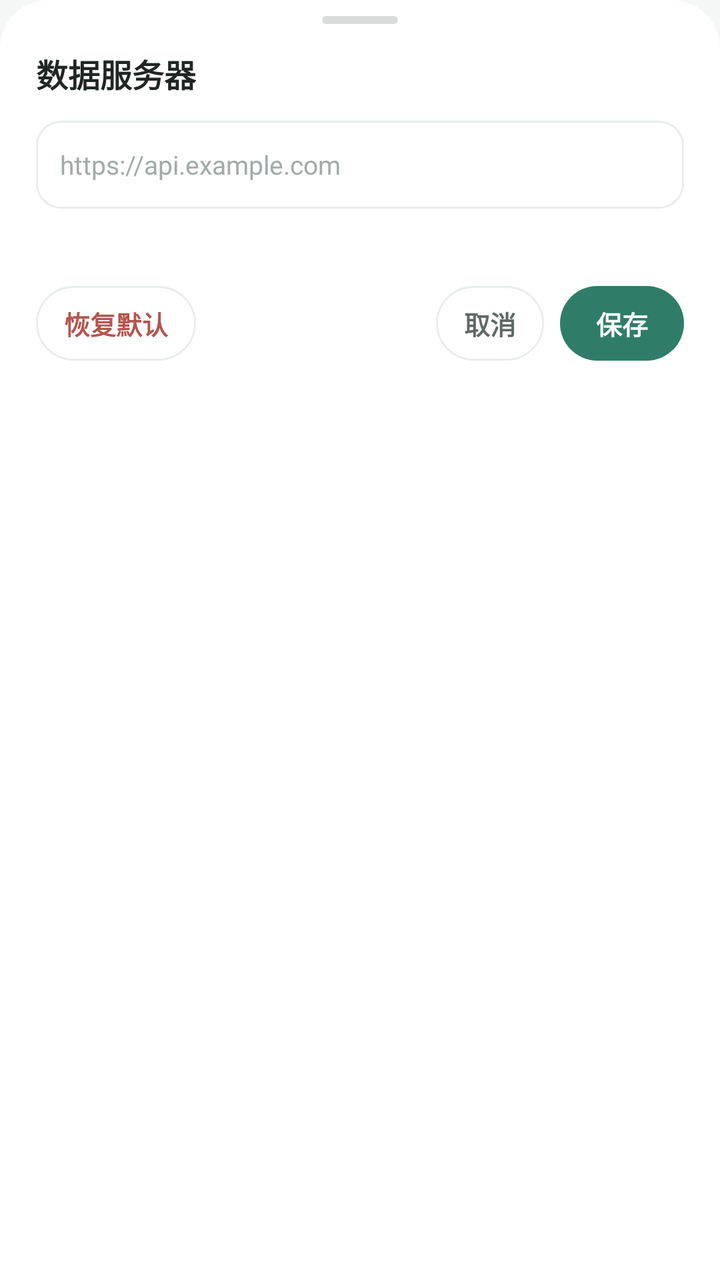
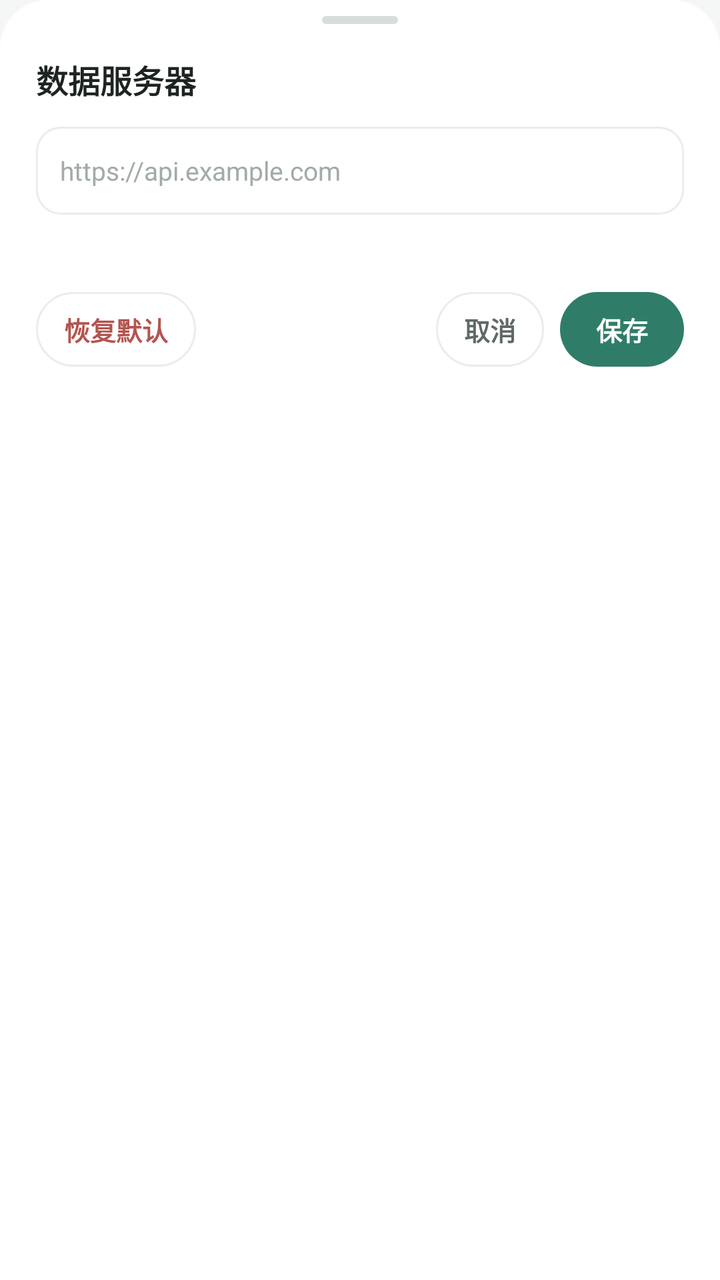

Compare the two renders of this Android layout. The source of the first and the diff that turns it into the second are given below.
<!-- AndroidManifest.xml: application theme Theme.Zhusijiao -->
<!-- res/layout/dialog_server.xml -->
<?xml version="1.0" encoding="utf-8"?>

<LinearLayout xmlns:android="http://schemas.android.com/apk/res/android"
    android:layout_width="match_parent"
    android:layout_height="wrap_content"
    android:background="@drawable/bg_sheet"
    android:orientation="vertical"
    android:paddingStart="18dp"
    android:paddingTop="8dp"
    android:paddingEnd="18dp"
    android:paddingBottom="16dp">

    <View
        android:layout_width="38dp"
        android:layout_height="4dp"
        android:layout_gravity="center_horizontal"
        android:layout_marginBottom="13dp"
        android:background="@drawable/bg_sheet_handle" />

    <TextView
        android:layout_width="wrap_content"
        android:layout_height="wrap_content"
        android:text="@string/server_dialog_title"
        android:textColor="@color/heading_ink"
        android:textSize="@dimen/text_subtitle"
        android:textStyle="bold" />

    <EditText
        android:id="@+id/serverInput"
        android:layout_width="match_parent"
        android:layout_height="wrap_content"
        android:layout_marginTop="12dp"
        android:background="@drawable/bg_field"
        android:hint="@string/server_input_hint"
        android:importantForAutofill="no"
        android:inputType="textUri"
        android:minHeight="44dp"
        android:paddingStart="12dp"
        android:paddingTop="10dp"
        android:paddingEnd="12dp"
        android:paddingBottom="10dp"
        android:singleLine="true"
        android:textColor="@color/body_ink"
        android:textColorHint="@color/sub_a2"
        android:textSize="@dimen/text_small" />

    <TextView
        android:id="@+id/serverError"
        android:layout_width="match_parent"
        android:layout_height="wrap_content"
        android:layout_marginTop="6dp"
        android:textColor="@color/danger"
        android:textSize="@dimen/text_caption"
        android:visibility="gone" />

    <TextView
        android:id="@+id/serverDefault"
        android:layout_width="match_parent"
        android:layout_height="wrap_content"
        android:layout_marginTop="10dp"
        android:textColor="@color/sub_9b"
        android:textSize="@dimen/text_caption" />

    <LinearLayout
        android:layout_width="match_parent"
        android:layout_height="wrap_content"
        android:layout_marginTop="14dp"
        android:gravity="center_vertical"
        android:orientation="horizontal">

        <TextView
            android:id="@+id/serverReset"
            android:layout_width="wrap_content"
            android:layout_height="wrap_content"
            android:background="@drawable/bg_ghost_button"
            android:paddingStart="14dp"
            android:paddingTop="9dp"
            android:paddingEnd="14dp"
            android:paddingBottom="9dp"
            android:text="@string/server_reset"
            android:textColor="@color/danger_action"
            android:textSize="@dimen/text_small"
            android:textStyle="bold" />

        <Space
            android:layout_width="0dp"
            android:layout_height="1dp"
            android:layout_weight="1" />

        <TextView
            android:id="@+id/serverCancel"
            android:layout_width="wrap_content"
            android:layout_height="wrap_content"
            android:layout_marginEnd="8dp"
            android:background="@drawable/bg_ghost_button"
            android:paddingStart="14dp"
            android:paddingTop="9dp"
            android:paddingEnd="14dp"
            android:paddingBottom="9dp"
            android:text="@string/common_cancel"
            android:textColor="@color/field_label"
            android:textSize="@dimen/text_small"
            android:textStyle="bold" />

        <TextView
            android:id="@+id/serverSave"
            android:layout_width="wrap_content"
            android:layout_height="wrap_content"
            android:background="@drawable/bg_primary_button"
            android:paddingStart="18dp"
            android:paddingTop="9dp"
            android:paddingEnd="18dp"
            android:paddingBottom="9dp"
            android:text="@string/server_save"
            android:textColor="@color/surface"
            android:textSize="@dimen/text_small"
            android:textStyle="bold" />
    </LinearLayout>
</LinearLayout>
<!-- resources referenced by this layout -->
<resources>
  <color name="body_ink">#333a37</color>
  <color name="danger">#b44c48</color>
  <color name="danger_action">#b4544f</color>
  <color name="field_label">@color/text_secondary</color>
  <color name="heading_ink">#202623</color>
  <color name="sub_9b">@color/text_tertiary</color>
  <color name="sub_a2">@color/text_disabled</color>
  <color name="surface">#ffffff</color>
  <dimen name="text_caption">11sp</dimen>
  <dimen name="text_small">13sp</dimen>
  <dimen name="text_subtitle">16sp</dimen>
  <!-- drawable bg_sheet (drawable) -->
  <?xml version="1.0" encoding="utf-8"?>
  
  <shape xmlns:android="http://schemas.android.com/apk/res/android" android:shape="rectangle">
      <solid android:color="@color/surface" />
      <corners android:topLeftRadius="@dimen/radius_xl" android:topRightRadius="@dimen/radius_xl" />
  </shape>
  <!-- drawable bg_sheet_handle (drawable) -->
  <?xml version="1.0" encoding="utf-8"?>
  
  <shape xmlns:android="http://schemas.android.com/apk/res/android" android:shape="rectangle">
      <solid android:color="@color/sheet_handle" />
      <corners android:radius="4dp" />
  </shape>
  <string name="common_cancel">取消</string>
  <string name="server_dialog_title">数据服务器</string>
  <string name="server_input_hint">https://api.example.com</string>
  <string name="server_reset">恢复默认</string>
  <string name="server_save">保存</string>
  <style name="Theme.Zhusijiao" parent="Theme.AppCompat.Light.NoActionBar">
          <item name="colorPrimary">@color/accent</item>
          <item name="colorPrimaryDark">@color/accent</item>
          <item name="colorAccent">@color/accent</item>
          <item name="colorControlActivated">@color/accent</item>
          <item name="android:textColorPrimary">@color/ink</item>
          <item name="android:textColorSecondary">@color/muted</item>
          <item name="android:windowBackground">@color/background</item>
          <item name="android:statusBarColor">@color/background</item>
          <item name="android:navigationBarColor">@color/surface</item>
          <item name="android:windowLightStatusBar" tools:targetApi="m">true</item>
          <item name="android:windowLightNavigationBar" tools:targetApi="o_mr1">true</item>
          <item name="android:alertDialogTheme">@style/Theme.Zhusijiao.Dialog</item>
          <item name="alertDialogTheme">@style/Theme.Zhusijiao.Dialog</item>
      </style>
  <color name="text_secondary">#5f6965</color>
  <color name="text_tertiary">#8a9490</color>
  <color name="text_disabled">#a2aba7</color>
  <color name="line">#e9edeb</color>
  <dimen name="radius_md">12dp</dimen>
  <color name="hover_bg">#f2f5f4</color>
  <dimen name="button_radius">@dimen/radius_pill</dimen>
  <color name="accent_strong">#287760</color>
  <color name="accent">#2f7d68</color>
  <dimen name="radius_xl">24dp</dimen>
  <color name="sheet_handle">#d8dddb</color>
  <color name="ink">#202725</color>
  <color name="muted">#7d8783</color>
  <color name="background">#f5f7f6</color>
  <style name="Theme.Zhusijiao.Dialog" parent="Theme.AppCompat.Light.Dialog.Alert">
          <item name="colorAccent">@color/accent</item>
          <item name="android:textColorPrimary">@color/ink</item>
          <item name="buttonBarPositiveButtonStyle">@style/DialogButton</item>
          <item name="buttonBarNegativeButtonStyle">@style/DialogButton</item>
          <item name="buttonBarNeutralButtonStyle">@style/DialogButton</item>
      </style>
  <dimen name="radius_pill">100dp</dimen>
  <style name="DialogButton" parent="Widget.AppCompat.Button.ButtonBar.AlertDialog">
          <item name="android:textColor">@color/accent</item>
          <item name="android:textStyle">bold</item>
      </style>
  <!-- unchanged entries left out for length: 3 -->
</resources>

<!-- the commit's change to res/layout/dialog_server.xml (unified diff, before → after) -->
@@ -5,23 +5,15 @@
     android:layout_height="wrap_content"
     android:background="@drawable/bg_sheet"
     android:orientation="vertical"
-    android:paddingStart="18dp"
-    android:paddingTop="8dp"
-    android:paddingEnd="18dp"
-    android:paddingBottom="16dp">
+    style="@style/SheetRoot">
 
-    <View
-        android:layout_width="38dp"
-        android:layout_height="4dp"
-        android:layout_gravity="center_horizontal"
-        android:layout_marginBottom="13dp"
-        android:background="@drawable/bg_sheet_handle" />
+    <View style="@style/SheetHandle" />
 
     <TextView
         android:layout_width="wrap_content"
         android:layout_height="wrap_content"
         android:text="@string/server_dialog_title"
-        android:textColor="@color/heading_ink"
+        android:textColor="@color/text_primary"
         android:textSize="@dimen/text_subtitle"
         android:textStyle="bold" />
 
@@ -40,8 +32,8 @@
         android:paddingEnd="12dp"
         android:paddingBottom="10dp"
         android:singleLine="true"
-        android:textColor="@color/body_ink"
-        android:textColorHint="@color/sub_a2"
+        android:textColor="@color/text_primary"
+        android:textColorHint="@color/text_disabled"
         android:textSize="@dimen/text_small" />
 
     <TextView
@@ -58,7 +50,7 @@
         android:layout_width="match_parent"
         android:layout_height="wrap_content"
         android:layout_marginTop="10dp"
-        android:textColor="@color/sub_9b"
+        android:textColor="@color/text_tertiary"
         android:textSize="@dimen/text_caption" />
 
     <LinearLayout
@@ -98,7 +90,7 @@
             android:paddingEnd="14dp"
             android:paddingBottom="9dp"
             android:text="@string/common_cancel"
-            android:textColor="@color/field_label"
+            android:textColor="@color/text_secondary"
             android:textSize="@dimen/text_small"
             android:textStyle="bold" />
 
<!-- resource entries referenced after the edit -->
@@ -1,12 +1,7 @@
 <!-- resources referenced by this layout -->
 <resources>
-  <color name="body_ink">#333a37</color>
   <color name="danger">#b44c48</color>
   <color name="danger_action">#b4544f</color>
-  <color name="field_label">@color/text_secondary</color>
-  <color name="heading_ink">#202623</color>
-  <color name="sub_9b">@color/text_tertiary</color>
-  <color name="sub_a2">@color/text_disabled</color>
   <color name="surface">#ffffff</color>
   <dimen name="text_caption">11sp</dimen>
   <dimen name="text_small">13sp</dimen>
@@ -30,13 +25,26 @@
   <string name="server_input_hint">https://api.example.com</string>
   <string name="server_reset">恢复默认</string>
   <string name="server_save">保存</string>
+  <style name="SheetHandle">
+          <item name="android:layout_width">38dp</item>
+          <item name="android:layout_height">4dp</item>
+          <item name="android:layout_gravity">center_horizontal</item>
+          <item name="android:layout_marginBottom">16dp</item>
+          <item name="android:background">@drawable/bg_sheet_handle</item>
+      </style>
+  <style name="SheetRoot">
+          <item name="android:paddingStart">18dp</item>
+          <item name="android:paddingTop">8dp</item>
+          <item name="android:paddingEnd">18dp</item>
+          <item name="android:paddingBottom">16dp</item>
+      </style>
   <style name="Theme.Zhusijiao" parent="Theme.AppCompat.Light.NoActionBar">
           <item name="colorPrimary">@color/accent</item>
           <item name="colorPrimaryDark">@color/accent</item>
           <item name="colorAccent">@color/accent</item>
           <item name="colorControlActivated">@color/accent</item>
-          <item name="android:textColorPrimary">@color/ink</item>
-          <item name="android:textColorSecondary">@color/muted</item>
+          <item name="android:textColorPrimary">@color/text_primary</item>
+          <item name="android:textColorSecondary">@color/text_secondary</item>
           <item name="android:windowBackground">@color/background</item>
           <item name="android:statusBarColor">@color/background</item>
           <item name="android:navigationBarColor">@color/surface</item>
@@ -48,6 +56,7 @@
   <color name="text_secondary">#5f6965</color>
   <color name="text_tertiary">#8a9490</color>
   <color name="text_disabled">#a2aba7</color>
+  <color name="text_primary">#1d2421</color>
   <color name="line">#e9edeb</color>
   <dimen name="radius_md">12dp</dimen>
   <color name="hover_bg">#f2f5f4</color>
@@ -56,12 +65,10 @@
   <color name="accent">#2f7d68</color>
   <dimen name="radius_xl">24dp</dimen>
   <color name="sheet_handle">#d8dddb</color>
-  <color name="ink">#202725</color>
-  <color name="muted">#7d8783</color>
   <color name="background">#f5f7f6</color>
   <style name="Theme.Zhusijiao.Dialog" parent="Theme.AppCompat.Light.Dialog.Alert">
           <item name="colorAccent">@color/accent</item>
-          <item name="android:textColorPrimary">@color/ink</item>
+          <item name="android:textColorPrimary">@color/text_primary</item>
           <item name="buttonBarPositiveButtonStyle">@style/DialogButton</item>
           <item name="buttonBarNegativeButtonStyle">@style/DialogButton</item>
           <item name="buttonBarNeutralButtonStyle">@style/DialogButton</item>
